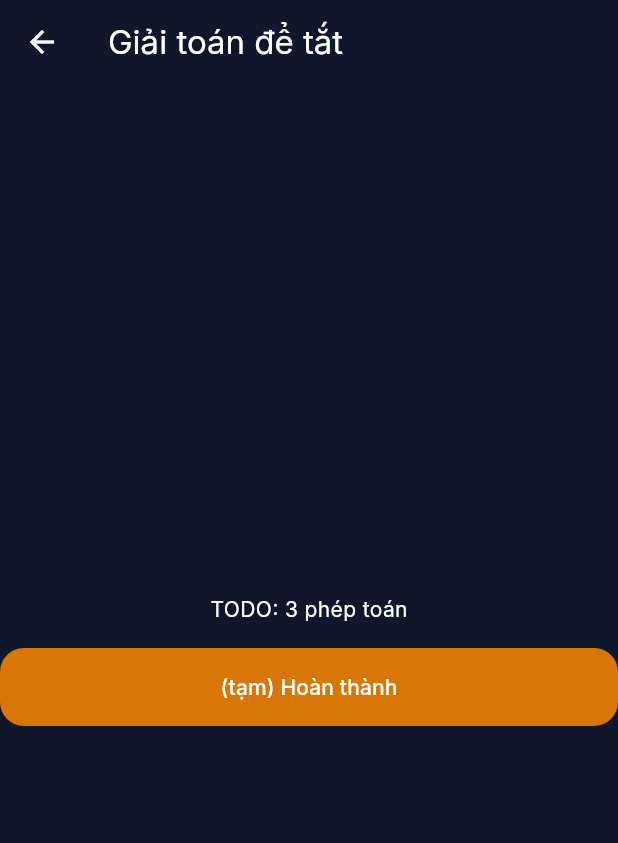
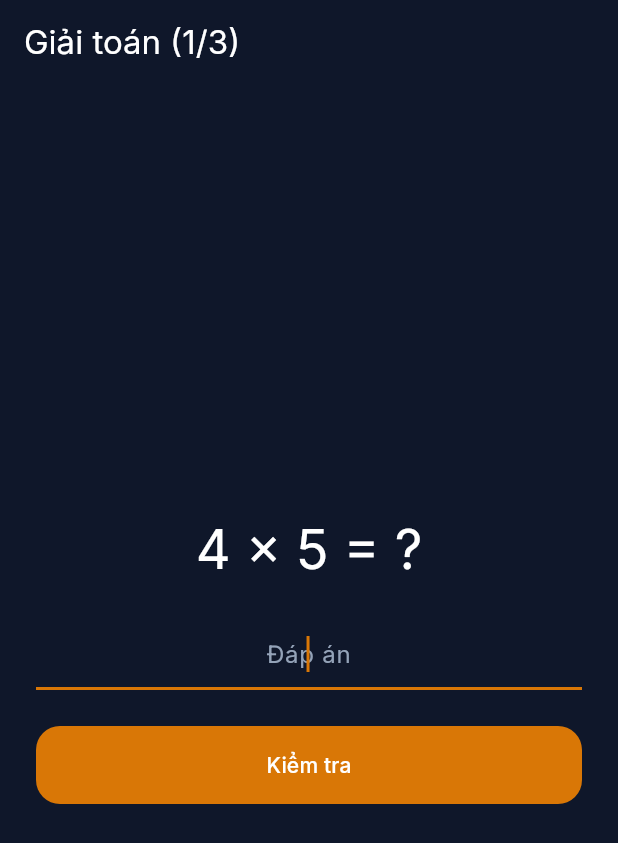
Before and after one commit to trangbo07/WakeLock_PRM393, a Flutter app: the MathTaskPage screen opened directly with empty values, on a phone screen of 412 x 824 dp. Shown: the top 843 px of the screen. Run offline on Flutter 3.47's test engine with Material 3 defaults, Android fonts, the phone set to English and light mode, and no system bars; our stand-ins replace audioplayers, equatable, flutter_local_notifications, flutter_riverpod, google_fonts, image_picker and 3 more; missing offline and left inert: android_alarm_manager_plus, flutter_foreground_task, flutter_overlay_window, mobile_scanner; accounts and stored records are empty.

Commit message:
feat: implement the four dismiss tasks
- math: MathProblemGenerator (seedable) scales operators/operands with
  difficulty; solve N in a row, wrong answers don't fail the alarm
- shake: ShakeDetector counts spike-after-settle from accelerometer,
  live progress, auto-success at target
- qr: mobile_scanner compares decoded value against configured payload
- photo: image_picker camera capture (tag is a hint)
- all task pages block the app-bar back button
- tests: math generator answer/sign correctness, shake counting logic,
  math task widget flow (wrong-answer + full success)
- docs: dismiss-task section in implementation-logic.md

```diff
--- /dev/null
+++ b/lib/features/task/domain/math_problem_generator.dart
@@ -0,0 +1,47 @@
+import 'dart:math';
+
+/// A single arithmetic question plus its correct answer.
+class MathProblem {
+  const MathProblem(this.question, this.answer);
+
+  final String question;
+  final int answer;
+}
+
+/// Generates arithmetic problems whose hardness scales with `difficulty`
+/// (1–5). Pure/deterministic when given a seeded [Random] so it can be tested.
+///
+/// - difficulty 1–2: addition/subtraction of small numbers
+/// - difficulty 3+: adds multiplication and larger operands
+class MathProblemGenerator {
+  MathProblemGenerator([Random? random]) : _random = random ?? Random();
+
+  final Random _random;
+
+  MathProblem next(int difficulty) {
+    final d = difficulty.clamp(1, 5);
+    final useMultiply = d >= 3 && _random.nextBool();
+
+    if (useMultiply) {
+      final maxFactor = 2 + d; // d3 -> up to 5, d5 -> up to 7
+      final a = _random.nextInt(maxFactor) + 2;
+      final b = _random.nextInt(maxFactor) + 2;
+      return MathProblem('$a × $b', a * b);
+    }
+
+    final maxOperand = d * 12; // d1 -> 12, d5 -> 60
+    final a = _random.nextInt(maxOperand) + 1;
+    final b = _random.nextInt(maxOperand) + 1;
+    if (_random.nextBool()) {
+      return MathProblem('$a + $b', a + b);
+    }
+    // Keep subtraction non-negative.
+    final hi = max(a, b);
+    final lo = min(a, b);
+    return MathProblem('$hi − $lo', hi - lo);
+  }
+
+  /// [count] distinct problems to solve in a row.
+  List<MathProblem> generate(int count, int difficulty) =>
+      List.generate(count, (_) => next(difficulty));
+}
--- a/lib/features/task/presentation/tasks/math_task_page.dart
+++ b/lib/features/task/presentation/tasks/math_task_page.dart
@@ -1,29 +1,97 @@
 import 'package:flutter/material.dart';
+import 'package:flutter/services.dart';
 
 import '../../domain/entities/dismiss_task.dart';
 import '../../domain/entities/task_result.dart';
+import '../../domain/math_problem_generator.dart';
 
-/// Solve [DismissTaskConfig.difficulty] math problems to dismiss the alarm.
-/// TODO: generate problems, validate answers, count correct before success.
-class MathTaskPage extends StatelessWidget {
+/// Solve [DismissTaskConfig.difficulty] math problems in a row to dismiss.
+/// A wrong answer does not fail the alarm — it just doesn't advance, so the
+/// user is stuck until every problem is answered correctly.
+class MathTaskPage extends StatefulWidget {
   const MathTaskPage({super.key, required this.config});
 
   final DismissTaskConfig config;
 
   @override
+  State<MathTaskPage> createState() => _MathTaskPageState();
+}
+
+class _MathTaskPageState extends State<MathTaskPage> {
+  late final List<MathProblem> _problems;
+  final TextEditingController _controller = TextEditingController();
+  int _index = 0;
+  bool _wrong = false;
+
+  @override
+  void initState() {
+    super.initState();
+    _problems =
+        MathProblemGenerator().generate(widget.config.difficulty, widget.config.difficulty);
+  }
+
+  @override
+  void dispose() {
+    _controller.dispose();
+    super.dispose();
+  }
+
+  void _submit() {
+    final entered = int.tryParse(_controller.text.trim());
+    if (entered == null) return;
+    if (entered != _problems[_index].answer) {
+      setState(() => _wrong = true);
+      _controller.clear();
+      return;
+    }
+    if (_index + 1 >= _problems.length) {
+      Navigator.pop(context, const TaskResult.success());
+      return;
+    }
+    setState(() {
+      _index++;
+      _wrong = false;
+      _controller.clear();
+    });
+  }
+
+  @override
   Widget build(BuildContext context) {
+    final problem = _problems[_index];
     return Scaffold(
-      appBar: AppBar(title: const Text('Giải toán để tắt')),
-      body: Center(
+      appBar: AppBar(
+        title: Text('Giải toán (${_index + 1}/${_problems.length})'),
+        automaticallyImplyLeading: false,
+      ),
+      body: Padding(
+        padding: const EdgeInsets.all(24),
         child: Column(
           mainAxisAlignment: MainAxisAlignment.center,
           children: [
-            Text('TODO: ${config.difficulty} phép toán'),
-            const SizedBox(height: 16),
-            FilledButton(
-              onPressed: () =>
-                  Navigator.pop(context, const TaskResult.success()),
-              child: const Text('(tạm) Hoàn thành'),
+            Text(
+              '${problem.question} = ?',
+              style: Theme.of(context).textTheme.displaySmall,
+            ),
+            const SizedBox(height: 24),
+            TextField(
+              controller: _controller,
+              autofocus: true,
+              keyboardType: TextInputType.number,
+              inputFormatters: [FilteringTextInputFormatter.allow(RegExp(r'[0-9-]'))],
+              textAlign: TextAlign.center,
+              decoration: InputDecoration(
+                hintText: 'Đáp án',
+                errorText: _wrong ? 'Sai rồi, thử lại' : null,
+              ),
+              onSubmitted: (_) => _submit(),
+            ),
+            const SizedBox(height: 24),
+            SizedBox(
+              width: double.infinity,
+              child: FilledButton(
+                onPressed: _submit,
+                child: const Text('Kiểm tra'),
+              ),
             ),
           ],
         ),
```
Also changed, not shown: lib/features/task/domain/shake_detector.dart (added, +40 -0 lines), lib/features/task/presentation/tasks/photo_task_page.dart (+51 -11 lines), lib/features/task/presentation/tasks/qr_scan_task_page.dart (+56 -17 lines), lib/features/task/presentation/tasks/shake_task_page.dart (+55 -10 lines), 5 other files.
